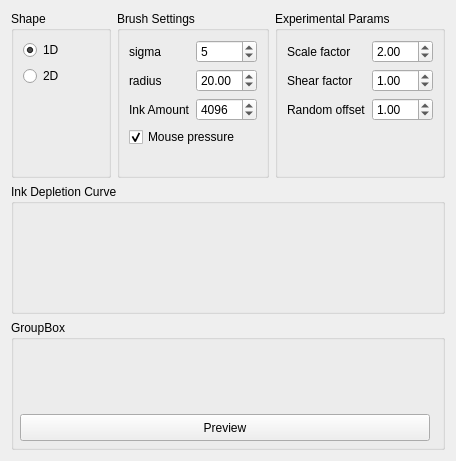
Qt form krita/plugins/paintops/sumie/wdgsumieoptions.ui (KDE/krita) before a commit.
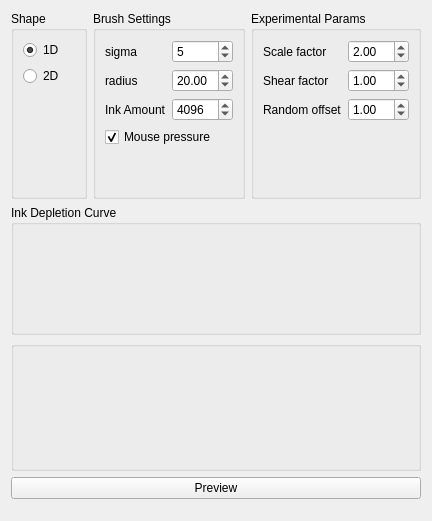
The same form after that commit. Custom widgets are drawn as their Qt base class.

Commit message: enable the button again

The edit to the form file:
```diff
--- a/krita/plugins/paintops/sumie/wdgsumieoptions.ui
+++ b/krita/plugins/paintops/sumie/wdgsumieoptions.ui
@@ -5,8 +5,8 @@
    <rect>
     <x>0</x>
     <y>0</y>
-    <width>436</width>
-    <height>461</height>
+    <width>432</width>
+    <height>521</height>
    </rect>
   </property>
   <property name="minimumSize" >
@@ -245,6 +245,26 @@
      </layout>
     </widget>
    </item>
+   <item row="4" column="0" >
+    <spacer name="verticalSpacer" >
+     <property name="orientation" >
+      <enum>Qt::Vertical</enum>
+     </property>
+     <property name="sizeHint" stdset="0" >
+      <size>
+       <width>20</width>
+       <height>1</height>
+      </size>
+     </property>
+    </spacer>
+   </item>
+   <item row="3" column="0" >
+    <widget class="QPushButton" name="previewBtn" >
+     <property name="text" >
+      <string>Preview</string>
+     </property>
+    </widget>
+   </item>
    <item row="2" column="0" >
     <widget class="QGroupBox" name="previewGroupBox" >
      <property name="sizePolicy" >
@@ -260,57 +280,35 @@
       </size>
      </property>
      <property name="title" >
-      <string>GroupBox</string>
+      <string/>
      </property>
-     <layout class="QGridLayout" name="gridLayout_2" >
-      <item row="0" column="0" >
-       <widget class="QLabel" name="previewLbl" >
-        <property name="sizePolicy" >
-         <sizepolicy vsizetype="Fixed" hsizetype="Fixed" >
-          <horstretch>0</horstretch>
-          <verstretch>0</verstretch>
-         </sizepolicy>
-        </property>
-        <property name="minimumSize" >
-         <size>
-          <width>410</width>
-          <height>100</height>
-         </size>
-        </property>
-        <property name="text" >
-         <string/>
-        </property>
-       </widget>
-      </item>
-     </layout>
-     <widget class="QPushButton" name="previewBtn" >
+     <widget class="QLabel" name="previewLbl" >
       <property name="geometry" >
        <rect>
         <x>9</x>
-        <y>94</y>
+        <y>34</y>
         <width>410</width>
-        <height>27</height>
+        <height>100</height>
        </rect>
       </property>
+      <property name="sizePolicy" >
+       <sizepolicy vsizetype="Fixed" hsizetype="Fixed" >
+        <horstretch>0</horstretch>
+        <verstretch>0</verstretch>
+       </sizepolicy>
+      </property>
+      <property name="minimumSize" >
+       <size>
+        <width>410</width>
+        <height>100</height>
+       </size>
+      </property>
       <property name="text" >
-       <string>Preview</string>
+       <string/>
       </property>
      </widget>
     </widget>
    </item>
-   <item row="3" column="0" >
-    <spacer name="verticalSpacer" >
-     <property name="orientation" >
-      <enum>Qt::Vertical</enum>
-     </property>
-     <property name="sizeHint" stdset="0" >
-      <size>
-       <width>20</width>
-       <height>1</height>
-      </size>
-     </property>
-    </spacer>
-   </item>
   </layout>
  </widget>
  <customwidgets>
```
Left out of the diff: 3 changed lines with no effect on the pictures.
